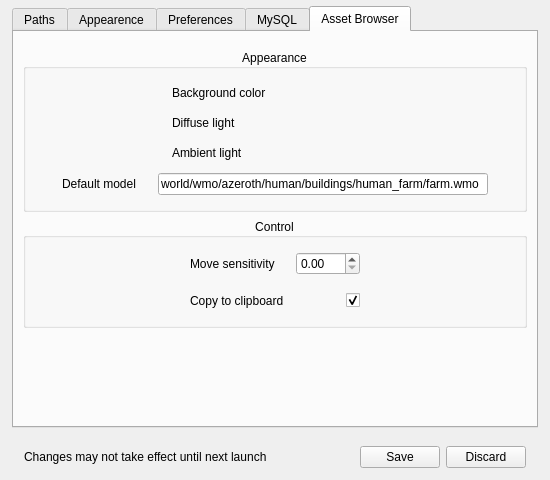
Marlamin/noggit-red, file src/noggit/ui/SettingsPanel.ui: the form before one commit.
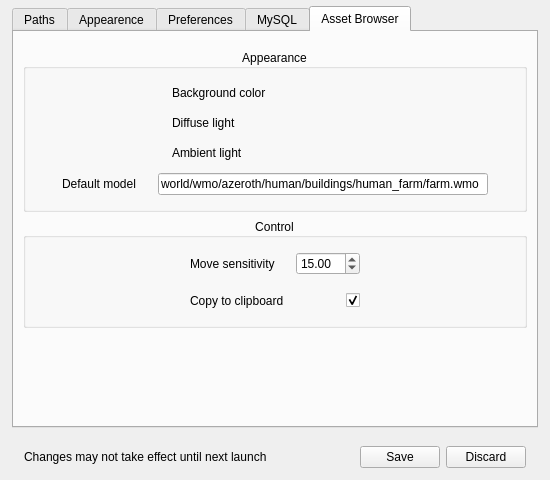
The form after the commit. The open tabs and pages were chosen to show the change. Icons and pictures are not drawn. Custom widgets are drawn as their Qt base class.

```diff
--- a/src/noggit/ui/SettingsPanel.ui
+++ b/src/noggit/ui/SettingsPanel.ui
@@ -1834,6 +1834,15 @@
                        <height>0</height>
                       </size>
                      </property>
+                     <property name="minimum">
+                      <double>1.000000000000000</double>
+                     </property>
+                     <property name="maximum">
+                      <double>30.000000000000000</double>
+                     </property>
+                     <property name="value">
+                      <double>15.000000000000000</double>
+                     </property>
                     </widget>
                    </item>
                    <item>
```
Left out of the diff: 2 changed lines with no effect on the pictures.
